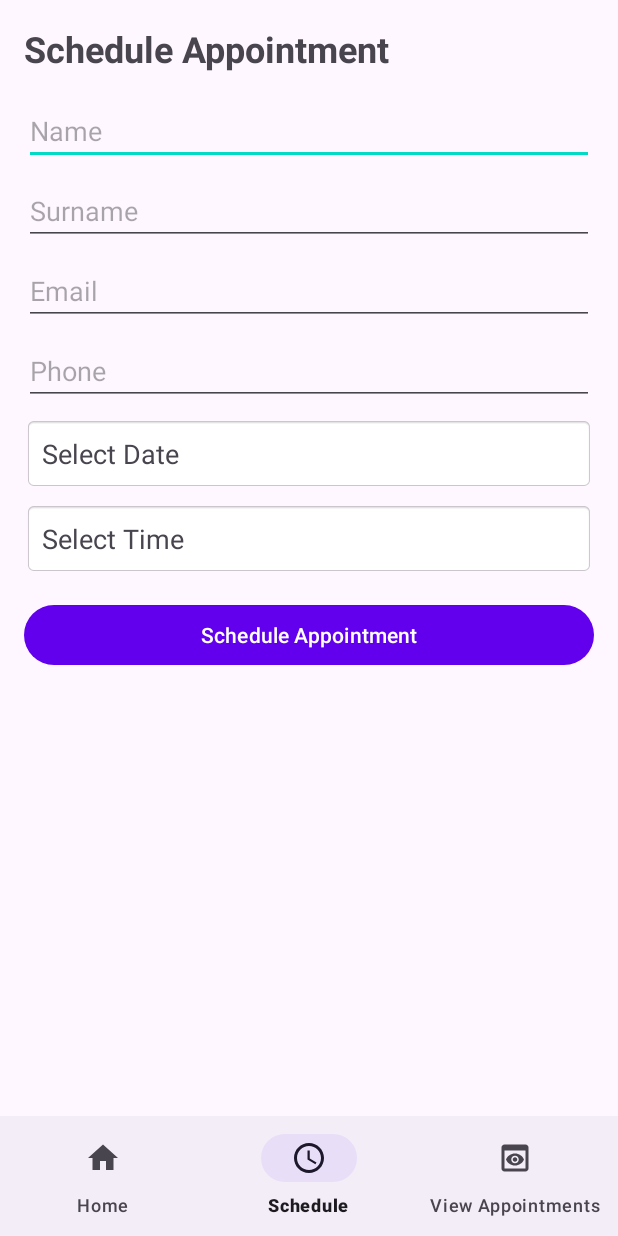
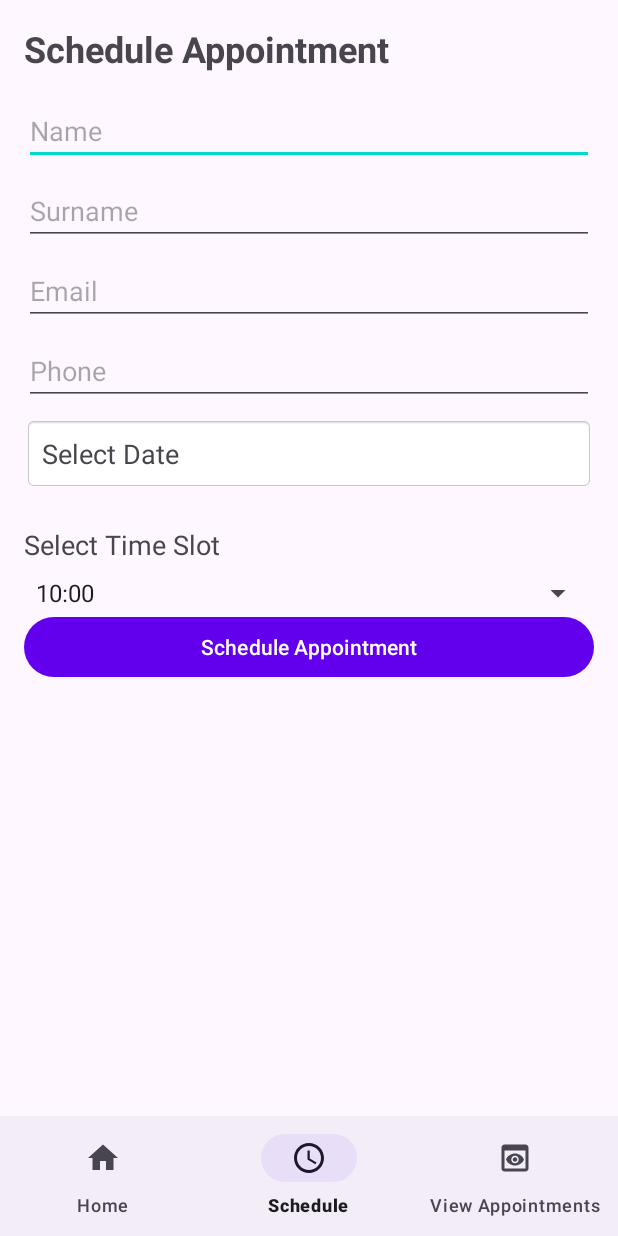
Before and after one commit to thekayd/GoGovApp, an Android app: the ScheduleAppointmentActivity screen opened directly, with no data from a screen before it, on a phone screen of 412 x 824 dp. Run offline under Robolectric (Android 15) with nearby library versions, the phone set to English and light mode, and no system bars.

Commit message:
Changed from calander to spinner and made card views for seeing appointment

```diff
--- a/app/src/main/java/com/kayodedaniel/gogovmobile/activities/ScheduleAppointmentActivity.kt
+++ b/app/src/main/java/com/kayodedaniel/gogovmobile/activities/ScheduleAppointmentActivity.kt
@@ -1,7 +1,6 @@
 package com.kayodedaniel.gogovmobile.activities
 
 import android.app.DatePickerDialog
-import android.app.TimePickerDialog
 import android.content.Context
 import android.content.Intent
 import android.os.Bundle
@@ -30,7 +29,7 @@ class ScheduleAppointmentActivity : AppCompatActivity() {
     private lateinit var emailEditText: EditText
     private lateinit var phoneEditText: EditText
     private lateinit var dateTextView: TextView
-    private lateinit var timeTextView: TextView
+    private lateinit var timeSpinner: Spinner
     private lateinit var scheduleButton: Button
     private lateinit var bottomNavigationView: BottomNavigationView
 
@@ -50,6 +49,7 @@ class ScheduleAppointmentActivity : AppCompatActivity() {
         setupListeners()
         loadUserEmail()
         setupBottomNavigation()
+        setupTimeSpinner() // Setup time dropdown menu
     }
 
     private fun initializeViews() {
@@ -58,14 +58,13 @@ class ScheduleAppointmentActivity : AppCompatActivity() {
         emailEditText = findViewById(R.id.etEmail)
         phoneEditText = findViewById(R.id.etPhone)
         dateTextView = findViewById(R.id.tvSelectedDate)
-        timeTextView = findViewById(R.id.tvSelectedTime)
+        timeSpinner = findViewById(R.id.spinnerTimeSlot) // Update time view to Spinner
         scheduleButton = findViewById(R.id.btnScheduleAppointment)
         bottomNavigationView = findViewById(R.id.bottom_navigation)
     }
 
     private fun setupListeners() {
         dateTextView.setOnClickListener { showDatePicker() }
-        timeTextView.setOnClickListener { showTimePicker() }
         scheduleButton.setOnClickListener { validateAndScheduleAppointment() }
     }
 
@@ -96,6 +95,25 @@ class ScheduleAppointmentActivity : AppCompatActivity() {
         }
     }
 
+    private fun setupTimeSpinner() {
+        // Create time slots in 30-minute intervals from 10:00 AM to 4:00 PM
+        val timeSlots = mutableListOf<String>()
+        val startHour = 10
+        val endHour = 16
+
+        for (hour in startHour..endHour) {
+            val timeFormat = String.format("%02d:%02d", hour, 0)
+            val timeFormatHalf = String.format("%02d:%02d", hour, 30)
+            timeSlots.add("$timeFormat")
+            if (hour != endHour) timeSlots.add("$timeFormatHalf")
+        }
+
+        // Set up ArrayAdapter for Spinner
+        val adapter = ArrayAdapter(this, android.R.layout.simple_spinner_item, timeSlots)
+        adapter.setDropDownViewResource(android.R.layout.simple_spinner_dropdown_item)
+        timeSpinner.adapter = adapter
+    }
+
     private fun showDatePicker() {
         val calendar = Calendar.getInstance()
         DatePickerDialog(
@@ -112,29 +130,15 @@ class ScheduleAppointmentActivity : AppCompatActivity() {
         ).show()
     }
 
-    private fun showTimePicker() {
-        val calendar = Calendar.getInstance()
-        TimePickerDialog(
-            this,
-            { _, hour, minute ->
-                val selectedTime = String.format("%02d:%02d:00", hour, minute)
-                timeTextView.text = selectedTime
-            },
-            calendar.get(Calendar.HOUR_OF_DAY),
-            calendar.get(Calendar.MINUTE),
-            true
-        ).show()
-    }
-
     private fun validateAndScheduleAppointment() {
         val name = nameEditText.text.toString()
         val surname = surnameEditText.text.toString()
         val email = emailEditText.text.toString()
         val phone = phoneEditText.text.toString()
         val selectedDate = dateTextView.text.toString()
-        val selectedTime = timeTextView.text.toString()
+        val selectedTime = timeSpinner.selectedItem?.toString() ?: ""
 
-        if (name.isEmpty() || surname.isEmpty() || email.isEmpty() || phone.isEmpty() || selectedDate == "Select Date" || selectedTime == "Select Time") {
+        if (name.isEmpty() || surname.isEmpty() || email.isEmpty() || phone.isEmpty() || selectedDate == "Select Date" || selectedTime.isEmpty()) {
             Toast.makeText(this, "Please fill all fields", Toast.LENGTH_SHORT).show()
         } else {
             saveAppointment(name, surname, email, phone, selectedDate, selectedTime)
@@ -151,6 +155,8 @@ class ScheduleAppointmentActivity : AppCompatActivity() {
     ) {
         CoroutineScope(Dispatchers.IO).launch {
             try {
+                val currentTimestamp = SimpleDateFormat("yyyy-MM-dd HH:mm:ss", Locale.getDefault()).format(Date())
+
                 val json = JSONObject().apply {
                     put("email", email)
                     put("name", name)
@@ -160,6 +166,8 @@ class ScheduleAppointmentActivity : AppCompatActivity() {
                     put("appointment_time", time)
                     put("reason", "yes")
                     put("status", "yes")
+                    put("created_at", currentTimestamp)
+                    put("updated_at", currentTimestamp)
                 }
 
                 val body = json.toString().toRequestBody("application/json".toMediaTypeOrNull())
@@ -184,9 +192,6 @@ class ScheduleAppointmentActivity : AppCompatActivity() {
                             val errorBody = response.body?.string() ?: "No error body"
                             Log.e(TAG, "Failed to schedule appointment: ${response.code}")
                             Log.e(TAG, "Error body: $errorBody")
-                            Log.e(TAG, "Request URL: ${request.url}")
-                            Log.e(TAG, "Request headers: ${request.headers}")
-                            Log.e(TAG, "Request body: ${body.toString()}")
                             Toast.makeText(
                                 this@ScheduleAppointmentActivity,
                                 "Failed to schedule appointment: ${response.code}",
--- a/app/src/main/res/layout/activity_schedule_appointment.xml
+++ b/app/src/main/res/layout/activity_schedule_appointment.xml
@@ -68,15 +68,21 @@
                 android:background="@android:drawable/editbox_background"
                 android:layout_marginBottom="8dp"/>
 
+
+
             <TextView
-                android:id="@+id/tvSelectedTime"
+                android:id="@+id/tvSelectTimeSlot"
+                android:layout_width="wrap_content"
+                android:layout_height="wrap_content"
+                android:text="Select Time Slot"
+                android:textSize="18sp"
+                android:layout_marginTop="16dp" />
+
+            <Spinner
+                android:id="@+id/spinnerTimeSlot"
                 android:layout_width="match_parent"
                 android:layout_height="wrap_content"
-                android:text="Select Time"
-                android:textSize="18sp"
-                android:padding="12dp"
-                android:background="@android:drawable/editbox_background"
-                android:layout_marginBottom="16dp"/>
+                android:layout_marginTop="8dp" />
 
             <Button
                 android:id="@+id/btnScheduleAppointment"
```
Also changed, not shown: app/src/main/java/com/kayodedaniel/gogovmobile/activities/ViewAppointmentActivity.kt (+31 -36 lines), app/src/main/java/com/kayodedaniel/gogovmobile/adapter/AppointmentAdapter.kt (added, +35 -0 lines), app/src/main/java/com/kayodedaniel/gogovmobile/model/Appointment.kt (added, +9 -0 lines), app/src/main/res/layout/activity_view_appointment.xml (+5 -10 lines), app/src/main/res/layout/appointment_item.xml (added, +37 -0 lines).
